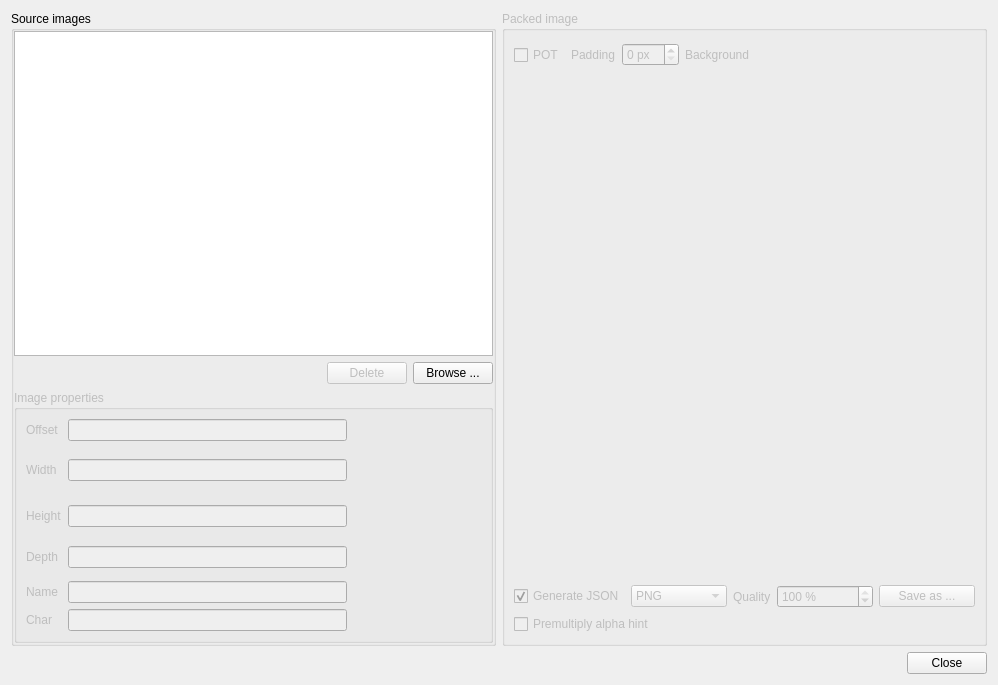
The window that editor/gui/dlgimgpack.ui (ensisoft/detonator) describes before a commit, drawn with Qt 5.
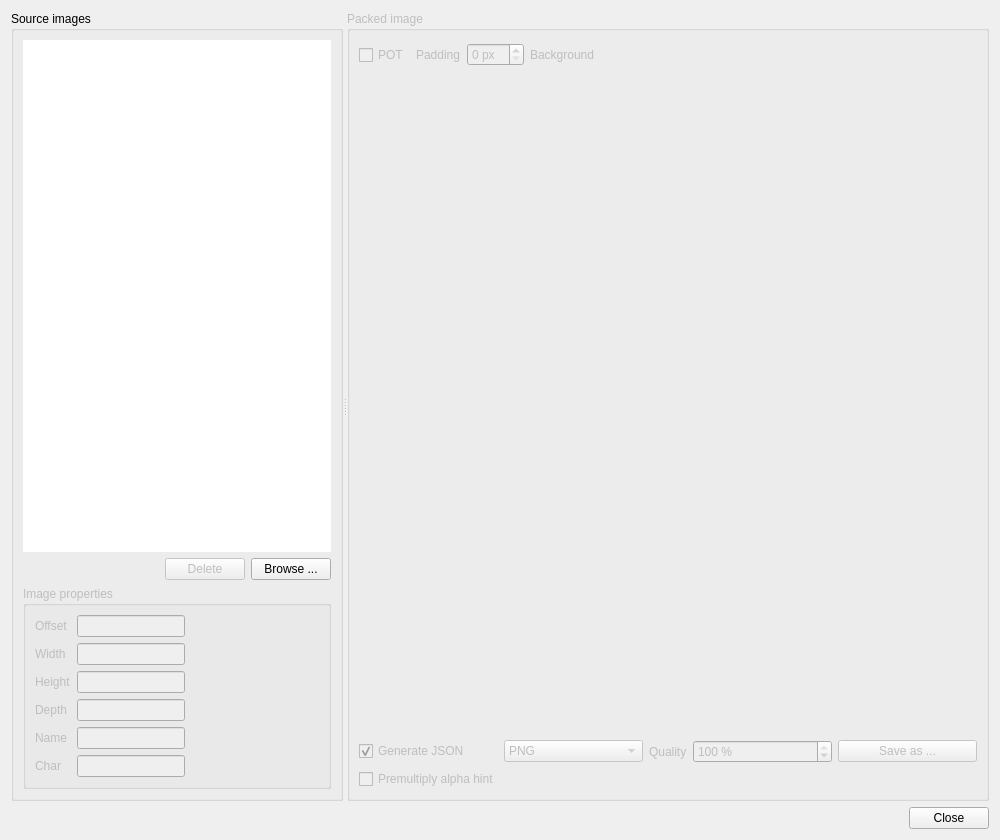
The same window after the commit. Icons and pictures are not drawn. Custom widgets are drawn as their Qt base class.

Commit message:
Reorganize the bitmap and vector image tools
Reorganize the bitmap and vector image tools.

- Reorganize the main window tools menu.
- Reorganize the tools' UIs.

Diff of the .ui file:
```diff
--- a/editor/gui/dlgimgpack.ui
+++ b/editor/gui/dlgimgpack.ui
@@ -6,8 +6,8 @@
    <rect>
     <x>0</x>
     <y>0</y>
-    <width>998</width>
-    <height>685</height>
+    <width>1000</width>
+    <height>840</height>
    </rect>
   </property>
   <property name="windowTitle">
@@ -19,30 +19,29 @@
   </property>
   <layout class="QVBoxLayout" name="verticalLayout_3">
    <item>
-    <layout class="QHBoxLayout" name="horizontalLayout_4">
-     <item>
+    <widget class="QSplitter" name="splitter">
+     <property name="sizePolicy">
+      <sizepolicy hsizetype="Expanding" vsizetype="MinimumExpanding">
+       <horstretch>0</horstretch>
+       <verstretch>0</verstretch>
+      </sizepolicy>
+     </property>
+     <property name="orientation">
+      <enum>Qt::Horizontal</enum>
+     </property>
       <widget class="QGroupBox" name="groupBox_2">
        <property name="title">
         <string>Source images</string>
        </property>
        <property name="flat">
-        <bool>true</bool>
+       <bool>false</bool>
        </property>
        <layout class="QVBoxLayout" name="verticalLayout_2">
-        <property name="leftMargin">
-         <number>0</number>
-        </property>
-        <property name="topMargin">
-         <number>0</number>
-        </property>
-        <property name="rightMargin">
-         <number>0</number>
-        </property>
-        <property name="bottomMargin">
-         <number>0</number>
-        </property>
         <item>
          <widget class="QListWidget" name="listWidget">
+         <property name="frameShape">
+          <enum>QFrame::NoFrame</enum>
+         </property>
           <property name="editTriggers">
            <set>QAbstractItemView::NoEditTriggers</set>
           </property>
@@ -96,49 +95,110 @@
           <property name="title">
            <string>Image properties</string>
           </property>
+         <property name="flat">
+          <bool>true</bool>
+         </property>
+         <layout class="QHBoxLayout" name="horizontalLayout_4">
+          <item>
           <layout class="QGridLayout" name="gridLayout">
-           <item row="4" column="0">
+            <item row="0" column="0">
+             <widget class="QLabel" name="label_5">
+              <property name="text">
+               <string>Offset</string>
+              </property>
+             </widget>
+            </item>
+            <item row="1" column="0">
+             <widget class="QLabel" name="label_36">
+              <property name="text">
+               <string>Width</string>
+              </property>
+             </widget>
+            </item>
+            <item row="3" column="0">
             <widget class="QLabel" name="label_38">
              <property name="text">
               <string>Depth</string>
              </property>
             </widget>
            </item>
-           <item row="6" column="1">
-            <widget class="QLineEdit" name="glyphIndex">
+            <item row="3" column="1">
+             <widget class="QLineEdit" name="lblImageDepth">
              <property name="sizePolicy">
               <sizepolicy hsizetype="MinimumExpanding" vsizetype="Fixed">
                <horstretch>0</horstretch>
                <verstretch>0</verstretch>
               </sizepolicy>
+              </property>
+              <property name="text">
+               <string/>
+              </property>
+              <property name="readOnly">
+               <bool>true</bool>
+              </property>
+             </widget>
+            </item>
+            <item row="2" column="0">
+             <widget class="QLabel" name="label_37">
+              <property name="text">
+               <string>Height</string>
              </property>
             </widget>
            </item>
            <item row="5" column="0">
+             <widget class="QLabel" name="label_3">
+              <property name="text">
+               <string>Char</string>
+              </property>
+             </widget>
+            </item>
+            <item row="4" column="0">
             <widget class="QLabel" name="label_6">
              <property name="text">
               <string>Name</string>
              </property>
             </widget>
            </item>
-           <item row="1" column="0">
-            <widget class="QLabel" name="label_5">
-             <property name="text">
-              <string>Offset</string>
-             </property>
-            </widget>
-           </item>
-           <item row="5" column="1">
-            <widget class="QLineEdit" name="imgName">
+            <item row="0" column="1">
+             <widget class="QLineEdit" name="lblImageOffset">
              <property name="sizePolicy">
               <sizepolicy hsizetype="MinimumExpanding" vsizetype="Fixed">
                <horstretch>0</horstretch>
                <verstretch>0</verstretch>
               </sizepolicy>
              </property>
+              <property name="readOnly">
+               <bool>true</bool>
+              </property>
             </widget>
            </item>
            <item row="2" column="1">
+             <widget class="QLineEdit" name="lblImageHeight">
+              <property name="sizePolicy">
+               <sizepolicy hsizetype="MinimumExpanding" vsizetype="Fixed">
+                <horstretch>0</horstretch>
+                <verstretch>0</verstretch>
+               </sizepolicy>
+              </property>
+              <property name="text">
+               <string/>
+              </property>
+              <property name="readOnly">
+               <bool>true</bool>
+              </property>
+             </widget>
+            </item>
+            <item row="5" column="1">
+             <widget class="QLineEdit" name="glyphIndex">
+              <property name="sizePolicy">
+               <sizepolicy hsizetype="MinimumExpanding" vsizetype="Fixed">
+                <horstretch>0</horstretch>
+                <verstretch>0</verstretch>
+               </sizepolicy>
+              </property>
+             </widget>
+            </item>
+            <item row="1" column="1">
             <widget class="QLineEdit" name="lblImageWidth">
              <property name="sizePolicy">
               <sizepolicy hsizetype="MinimumExpanding" vsizetype="Fixed">
@@ -151,21 +211,19 @@
              </property>
             </widget>
            </item>
-           <item row="6" column="0">
-            <widget class="QLabel" name="label_3">
-             <property name="text">
-              <string>Char</string>
+            <item row="4" column="1">
+             <widget class="QLineEdit" name="imgName">
+              <property name="sizePolicy">
+               <sizepolicy hsizetype="MinimumExpanding" vsizetype="Fixed">
+                <horstretch>0</horstretch>
+                <verstretch>0</verstretch>
+               </sizepolicy>
              </property>
             </widget>
            </item>
-           <item row="2" column="0">
-            <widget class="QLabel" name="label_36">
-             <property name="text">
-              <string>Width</string>
-             </property>
-            </widget>
-           </item>
-           <item row="2" column="2" rowspan="3">
+           </layout>
+          </item>
+          <item>
             <widget class="QLabel" name="lblImagePreview">
              <property name="minimumSize">
               <size>
@@ -187,69 +245,21 @@
              </property>
             </widget>
            </item>
-           <item row="4" column="1">
-            <widget class="QLineEdit" name="lblImageDepth">
-             <property name="sizePolicy">
-              <sizepolicy hsizetype="MinimumExpanding" vsizetype="Fixed">
-               <horstretch>0</horstretch>
-               <verstretch>0</verstretch>
-              </sizepolicy>
-             </property>
-             <property name="text">
-              <string/>
-             </property>
-             <property name="readOnly">
-              <bool>true</bool>
-             </property>
-            </widget>
-           </item>
-           <item row="1" column="1">
-            <widget class="QLineEdit" name="lblImageOffset">
-             <property name="sizePolicy">
-              <sizepolicy hsizetype="MinimumExpanding" vsizetype="Fixed">
-               <horstretch>0</horstretch>
-               <verstretch>0</verstretch>
-              </sizepolicy>
-             </property>
-             <property name="readOnly">
-              <bool>true</bool>
-             </property>
-            </widget>
-           </item>
-           <item row="3" column="1">
-            <widget class="QLineEdit" name="lblImageHeight">
-             <property name="sizePolicy">
-              <sizepolicy hsizetype="MinimumExpanding" vsizetype="Fixed">
-               <horstretch>0</horstretch>
-               <verstretch>0</verstretch>
-              </sizepolicy>
-             </property>
-             <property name="text">
-              <string/>
-             </property>
-             <property name="readOnly">
-              <bool>true</bool>
-             </property>
-            </widget>
-           </item>
-           <item row="3" column="0">
-            <widget class="QLabel" name="label_37">
-             <property name="text">
-              <string>Height</string>
-             </property>
-            </widget>
-           </item>
           </layout>
          </widget>
         </item>
        </layout>
       </widget>
-     </item>
-     <item>
       <widget class="QGroupBox" name="grpPackagedImage">
        <property name="enabled">
         <bool>false</bool>
        </property>
+      <property name="sizePolicy">
+       <sizepolicy hsizetype="Preferred" vsizetype="Preferred">
+        <horstretch>1</horstretch>
+        <verstretch>0</verstretch>
+       </sizepolicy>
+      </property>
        <property name="title">
         <string>Packed image</string>
        </property>
@@ -337,7 +347,7 @@
         <item>
          <widget class="QLabel" name="lblPackagedImage">
           <property name="sizePolicy">
-           <sizepolicy hsizetype="Expanding" vsizetype="Expanding">
+          <sizepolicy hsizetype="MinimumExpanding" vsizetype="MinimumExpanding">
             <horstretch>0</horstretch>
             <verstretch>0</verstretch>
            </sizepolicy>
@@ -445,8 +455,7 @@
         </item>
        </layout>
       </widget>
-     </item>
-    </layout>
+    </widget>
    </item>
    <item>
     <layout class="QHBoxLayout" name="horizontalLayout">
```
Left out of the diff: 2 changed lines with no effect on the pictures. Lines whose indentation alone changed are shown as unchanged. The commit also changes 5 other files.
